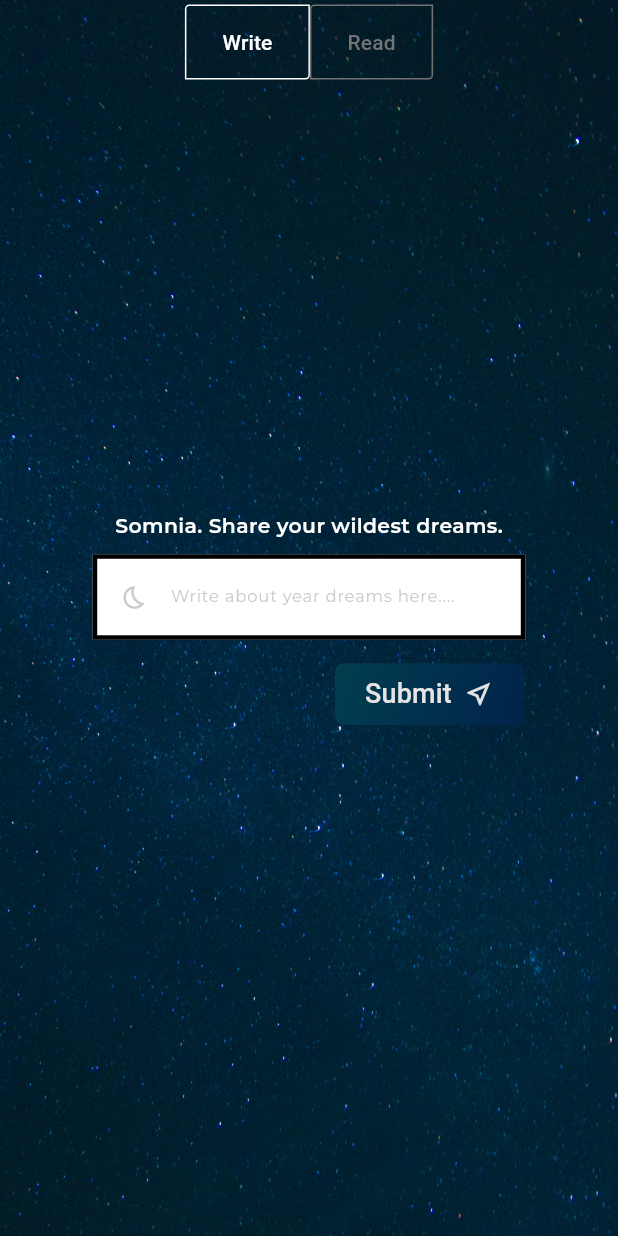
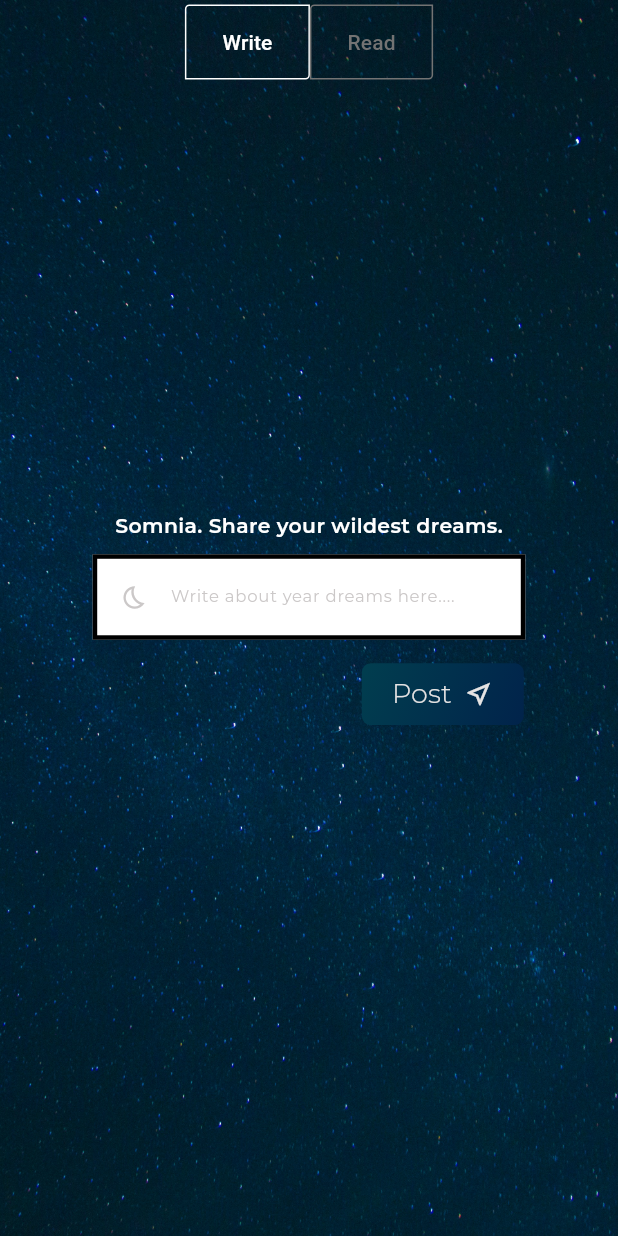
Before and after one commit to GithubAnant/Somnia, a Flutter app: the screen it shows after launch, on a phone screen of 412 x 824 dp. Run offline on Flutter 3.47's test engine with Material 3 defaults, Android fonts, the phone set to English and light mode, and no system bars; Roboto replaces fonts that are missing (Times New Roman); project files that could hold a hidden picture were left out.

Commit message:
lil tweaks

```diff
--- a/lib/appbar_button.dart
+++ b/lib/appbar_button.dart
@@ -1,5 +1,4 @@
 import 'package:flutter/material.dart';
-import 'package:somnia/home_page.dart';
 
 class AppBarButton extends StatelessWidget {
   const AppBarButton({super.key, required this.buttonName, required this.buttonColor, required this.destination});
--- a/lib/submit_button.dart
+++ b/lib/submit_button.dart
@@ -17,13 +17,14 @@ class SubmitButton extends StatelessWidget {
 
       child: Container(
         decoration: BoxDecoration(
-gradient: LinearGradient(
-  colors: [Color.fromARGB(255, 1, 62, 79), Color.fromARGB(255, 1, 35, 75)],
-  begin: Alignment.topLeft,
-  end: Alignment.bottomRight,
-)
-
-,
+          gradient: LinearGradient(
+            colors: [
+              Color.fromARGB(255, 1, 62, 79),
+              Color.fromARGB(255, 1, 35, 75),
+            ],
+            begin: Alignment.topLeft,
+            end: Alignment.bottomRight,
+          ),
           borderRadius: BorderRadius.circular(
             radiusButton,
           ), // match the radius of button and container
@@ -41,21 +42,31 @@ gradient: LinearGradient(
           child: Row(
             mainAxisSize: MainAxisSize.min,
             children: [
+
+
               Padding(
                 padding: const EdgeInsets.only(top: 5, bottom: 5, right: 8),
                 child: Text(
-                  'Submit',
+                  'Post',
                   style: TextStyle(
-                    color: buttonColor ,
+                    fontFamily: 'Montserrat',
+                    fontWeight: FontWeight.w300,
                     fontSize: 18,
-                    fontFamily: 'Times New Roman',
+                    color: buttonColor,
                   ),
                 ),
               ),
+
+
+
               Icon(
                 Icons.near_me_outlined,
                 color: buttonColor,
-                size: 20,),
+                size: 20,
+                weight: 100,
+              ),
+
+
             ],
           ),
         ),
--- a/lib/text_field.dart
+++ b/lib/text_field.dart
@@ -11,6 +11,8 @@ class TextFieldSomnia extends StatelessWidget {
     return TextField(
       minLines: 1,
       maxLines: 13,
+      keyboardType: TextInputType.text,
+
 
       style: TextStyle(
         fontSize: 11,
@@ -31,8 +33,6 @@ class TextFieldSomnia extends StatelessWidget {
         ),
         filled: true,
         fillColor: Colors.white,
-
-
 
 
         focusedBorder: OutlineInputBorder(
```
Also changed, not shown: lib/read.dart (+23 -1 lines), pubspec.yaml (+18 -0 lines), assets/fonts/Lato-Black.ttf (added), assets/fonts/Lato-BlackItalic.ttf (added), assets/fonts/Lato-Bold.ttf (added), assets/fonts/Lato-BoldItalic.ttf (added), assets/fonts/Lato-Italic.ttf (added), assets/fonts/Lato-Light.ttf (added), 1 other file.
